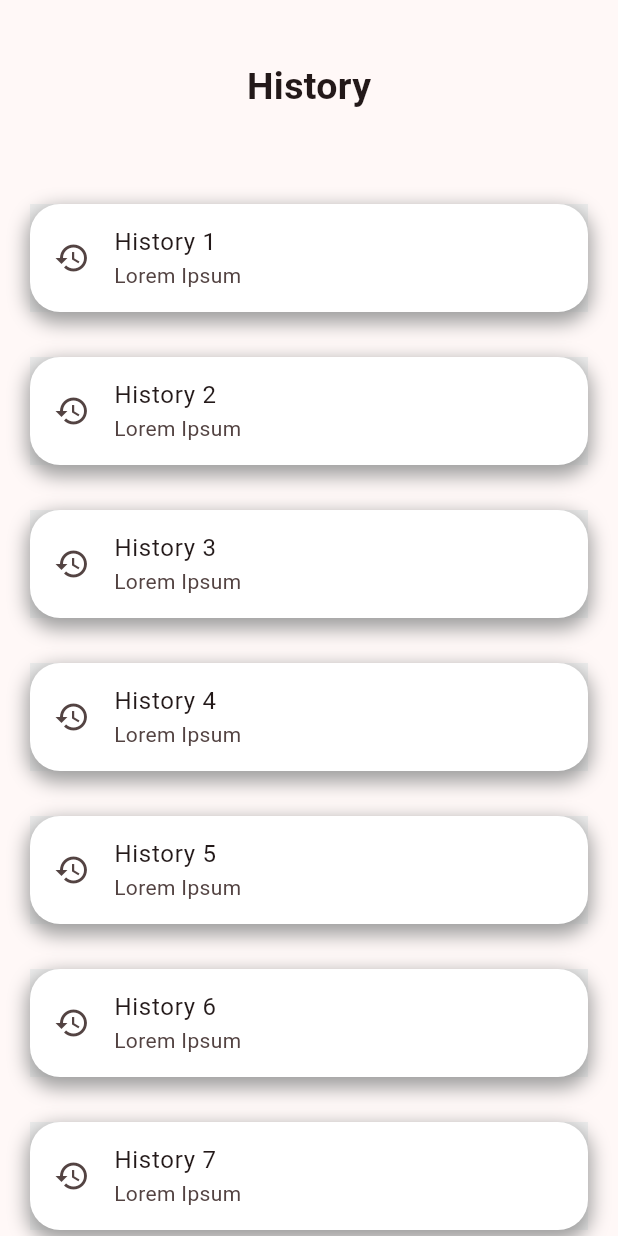
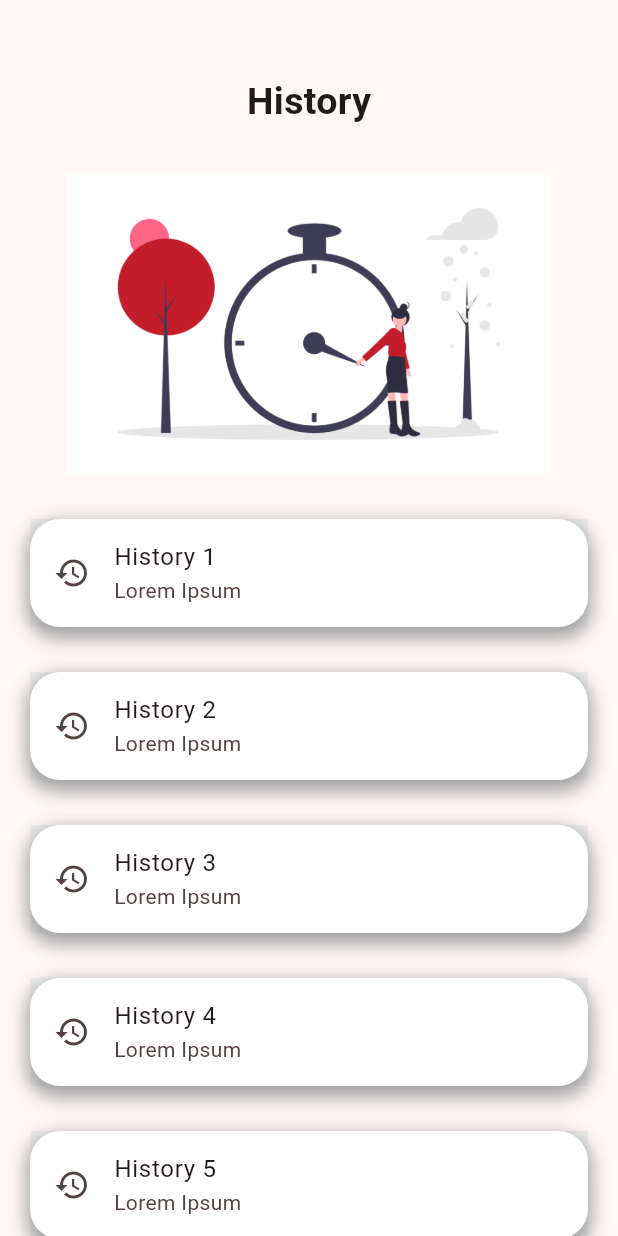
Before and after one commit to nadrzs/blood-nation-mobile, a Flutter app: the HistoryPage screen opened directly, on a phone screen of 412 x 824 dp. Run offline on Flutter 3.47's test engine with Material 3 defaults, Android fonts, the phone set to English and light mode, and no system bars.

Commit message:
Add Image in History Page

```diff
--- a/blood_nation/lib/main.dart
+++ b/blood_nation/lib/main.dart
@@ -1,5 +1,5 @@
 import 'package:blood_nation/pages/splash_screen.dart';
-import 'package:blood_nation/provider/setting_provider.dart';
+import 'package:blood_nation/provider/validation_provider.dart';
 import 'package:flutter/material.dart';
 import 'package:provider/provider.dart';
 
--- a/blood_nation/lib/pages/history.dart
+++ b/blood_nation/lib/pages/history.dart
@@ -16,60 +16,61 @@ class _HistoryPageState extends State<HistoryPage> {
         child: Padding(
           padding: const EdgeInsets.all(20.0),
           child: Column(
-            children: [
-              const SizedBox(height: 20),
+            children: <Widget>[
+              const SizedBox(height: 30),
               Text(
                 "History",
                 style: TextStyle(fontSize: 25, fontWeight: FontWeight.bold),
               ),
-              const SizedBox(height: 60),
+              const SizedBox(height: 30),
+              Container(
+                padding: EdgeInsets.only(top: 50),
+                height: 200,
+                decoration: BoxDecoration(
+                    image: DecorationImage(
+                        image: AssetImage("assets/images/history.png"),
+                        fit: BoxFit.fitHeight)),
+              ),
+              const SizedBox(height: 30),
               HistoryCard(
                   title: "History 1",
                   subtitle: "Lorem Ipsum",
-                iconData: Icons.history
-              ),
+                  iconData: Icons.history),
               const SizedBox(height: 30),
               HistoryCard(
                   title: "History 2",
                   subtitle: "Lorem Ipsum",
-                iconData: Icons.history
-              ),
+                  iconData: Icons.history),
               const SizedBox(height: 30),
               HistoryCard(
                   title: "History 3",
                   subtitle: "Lorem Ipsum",
-                iconData: Icons.history
-              ),
+                  iconData: Icons.history),
               const SizedBox(height: 30),
               HistoryCard(
                   title: "History 4",
                   subtitle: "Lorem Ipsum",
-                iconData: Icons.history
-              ),
+                  iconData: Icons.history),
               const SizedBox(height: 30),
               HistoryCard(
                   title: "History 5",
                   subtitle: "Lorem Ipsum",
-                iconData: Icons.history
-              ),
+                  iconData: Icons.history),
               const SizedBox(height: 30),
               HistoryCard(
                   title: "History 6",
                   subtitle: "Lorem Ipsum",
-                iconData: Icons.history
-              ),
+                  iconData: Icons.history),
               const SizedBox(height: 30),
               HistoryCard(
                   title: "History 7",
                   subtitle: "Lorem Ipsum",
-                iconData: Icons.history
-              ),
+                  iconData: Icons.history),
               const SizedBox(height: 30),
               HistoryCard(
                   title: "History 8",
                   subtitle: "Lorem Ipsum",
-                iconData: Icons.history
-              ),
+                  iconData: Icons.history),
             ],
           ),
         ),
--- a/blood_nation/lib/pages/login.dart
+++ b/blood_nation/lib/pages/login.dart
@@ -2,7 +2,7 @@
 import 'package:blood_nation/pages/detail_event.dart';
 import 'package:blood_nation/pages/navbar.dart';
 import 'package:blood_nation/pages/register.dart';
-import 'package:blood_nation/provider/setting_provider.dart';
+import 'package:blood_nation/provider/validation_provider.dart';
 import 'package:flutter/material.dart';
 import 'package:flutter/services.dart';
 import 'package:provider/provider.dart';
--- a/blood_nation/lib/pages/register.dart
+++ b/blood_nation/lib/pages/register.dart
@@ -1,6 +1,6 @@
 import 'package:blood_nation/components/widgets/input_field.dart';
 import 'package:blood_nation/pages/login.dart';
-import 'package:blood_nation/provider/setting_provider.dart';
+import 'package:blood_nation/provider/validation_provider.dart';
 import 'package:flutter/material.dart';
 import 'package:flutter/services.dart';
 import 'package:provider/provider.dart';
--- a/blood_nation/lib/theme/dark_mode.dart
+++ /dev/null
@@ -1,5 +0,0 @@
-import 'package:flutter/material.dart';
-
-ThemeData darkTheme = ThemeData(
-  brightness: Brightness.dark
-);
--- a/blood_nation/pubspec.yaml
+++ b/blood_nation/pubspec.yaml
@@ -18,6 +18,7 @@ dependencies:
   flutter_launcher_icons: ^0.13.1
   timeline_tile: ^2.0.0
   provider: ^6.1.2
+  http: ^1.2.0
 
 dev_dependencies:
   flutter_test:
```
Also changed, not shown: blood_nation/lib/components/widgets/event_card.dart (+29 -1 lines), blood_nation/lib/pages/home_page.dart (+25 -5 lines), blood_nation/lib/pages/reservation.dart (+7 -5 lines), blood_nation/lib/provider/validation_provider.dart (renamed from blood_nation/lib/provider/setting_provider.dart, +12 -1 lines), blood_nation/lib/theme/light_mode.dart (deleted, +0 -8 lines), blood_nation/assets/images/history.png (added), blood_nation/lib/components/widgets/input_field.dart (line endings or trailing spaces), blood_nation/pubspec.lock. Lines whose indentation alone changed are shown as unchanged.
